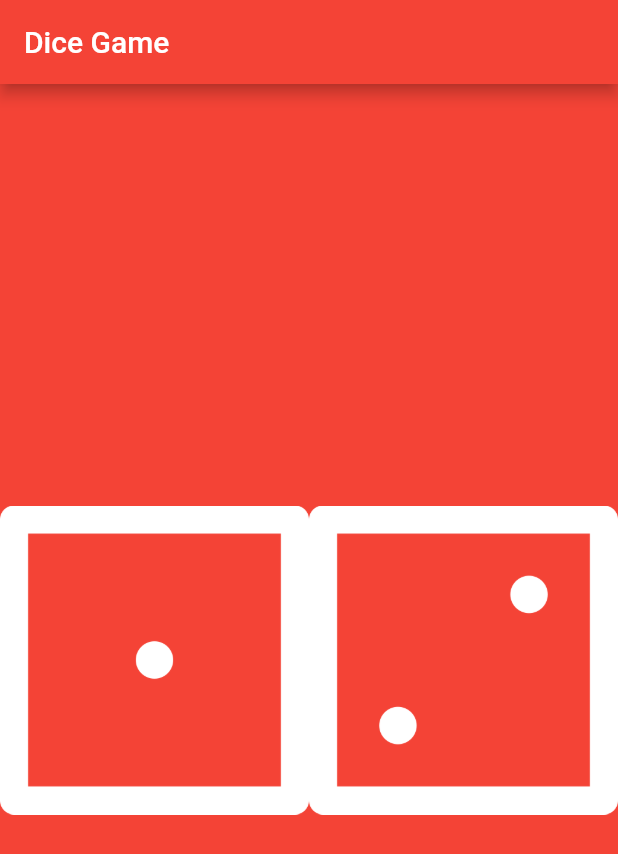
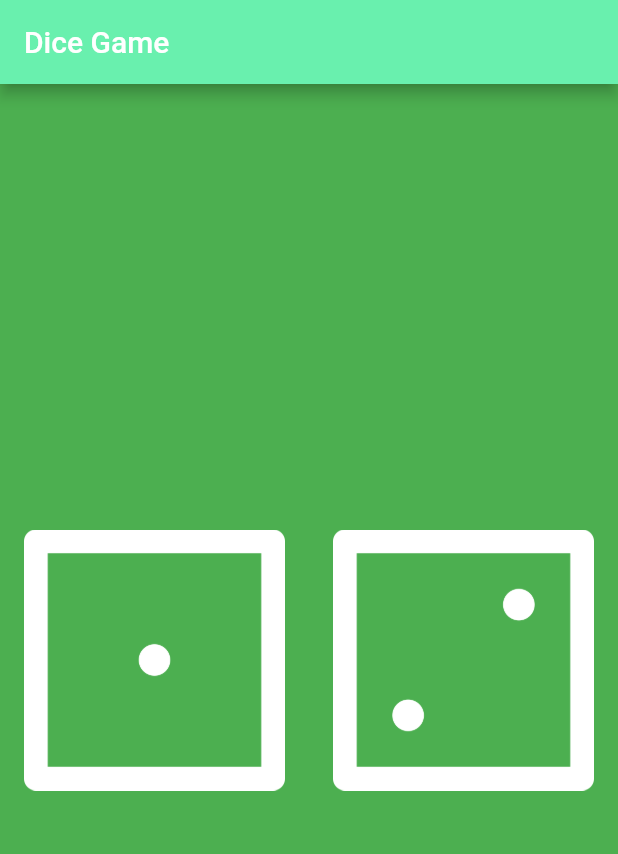
Before and after one commit to deekshasharma/flutter_a_dice_game, a Flutter app: the screen it shows after launch, on a phone screen of 412 x 824 dp. Shown: the top 854 px of the screen. Run offline on Flutter 3.47's test engine with Material 2 defaults, Android fonts, the phone set to English and light mode, and no system bars.

Commit message:
Adds Padding widget to the dice game

```diff
--- a/lib/main.dart
+++ b/lib/main.dart
@@ -12,17 +12,23 @@ class MyApp extends StatelessWidget {
     return MaterialApp(
         title: 'Dice Game Demo',
         home: Scaffold(
-            backgroundColor: Colors.red,
+            backgroundColor: Colors.green,
             appBar: AppBar(
               title: const Text('Dice Game'),
-              backgroundColor: Colors.red,
+              backgroundColor: Colors.greenAccent,
             ),
             body: Center(
                 child: Row(
-                  children: [
-                    Expanded(child: Image.asset('images/dice1.png')),
-                    Expanded(child: Image.asset('images/dice2.png')),
-                  ],
-                ))));
+              children: [
+                Expanded(
+                    child: Padding(
+                        padding: const EdgeInsets.all(16.0),
+                        child: Image.asset('images/dice1.png'))),
+                Expanded(
+                    child: Padding(
+                        padding: const EdgeInsets.all(16.0),
+                        child: Image.asset('images/dice2.png'))),
+              ],
+            ))));
   }
 }
```
